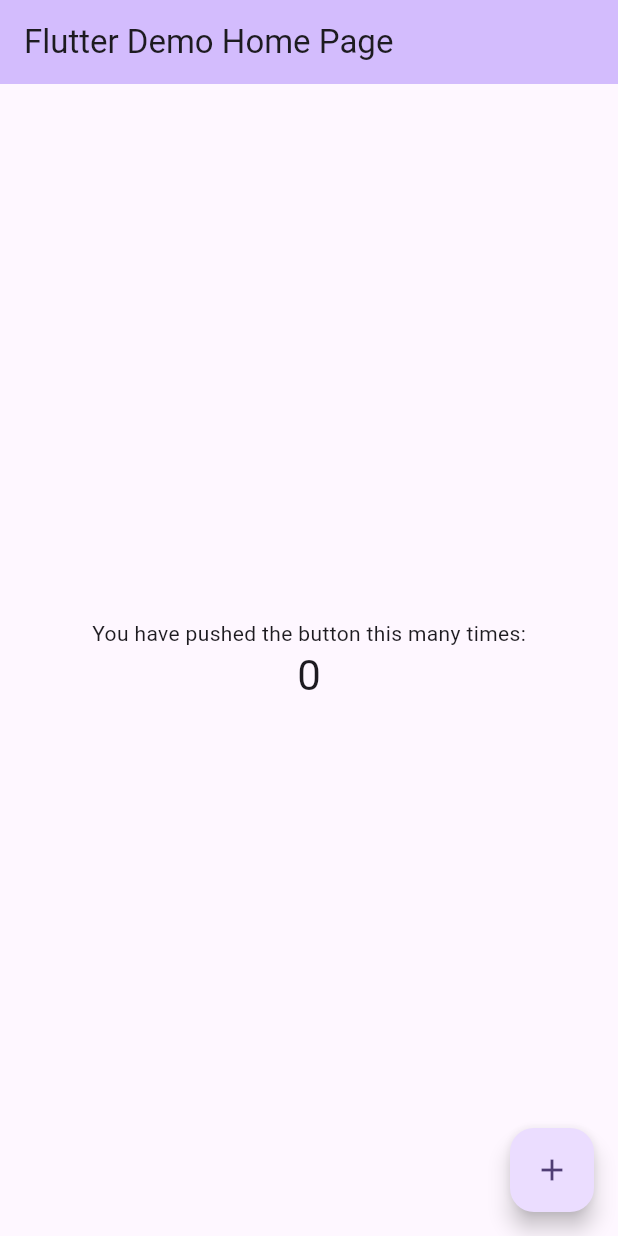
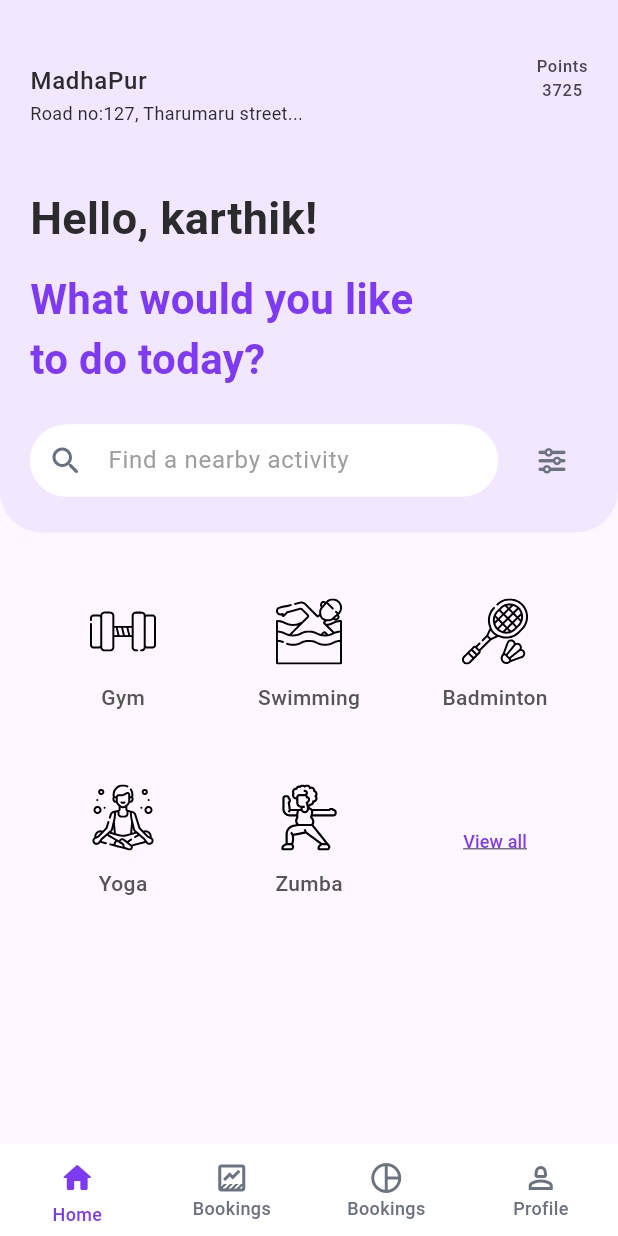
Before and after one commit to Satendra9984/paygo.fit_assignment, a Flutter app: the screen it shows after launch, on a phone screen of 412 x 824 dp. Run offline on Flutter 3.47's test engine with Material 3 defaults, Android fonts, the phone set to English and light mode, and no system bars; our stand-ins replace flutter_bloc, flutter_svg, font_awesome_flutter, line_icons.

Commit message:
home page

```diff
--- /dev/null
+++ b/lib/core/common/global_cubits/user_location_cubit/user_location_cubit.dart
@@ -0,0 +1,8 @@
+import 'package:flutter_bloc/flutter_bloc.dart';
+import 'package:meta/meta.dart';
+
+part 'user_location_state.dart';
+
+class UserLocationCubit extends Cubit<UserLocationState> {
+  UserLocationCubit() : super(UserLocationInitial());
+}
--- /dev/null
+++ b/lib/core/common/global_cubits/user_location_cubit/user_location_state.dart
@@ -0,0 +1,6 @@
+part of 'user_location_cubit.dart';
+
+@immutable
+sealed class UserLocationState {}
+
+final class UserLocationInitial extends UserLocationState {}
--- /dev/null
+++ b/lib/core/common/res/colours.dart
@@ -0,0 +1,19 @@
+import 'dart:ui';
+
+class AppColours {
+  AppColours._();
+
+  static const Color primary = Color(0xff7E3AF2);
+  static const Color primaryBackground = Color(0xffF1E7FF);
+
+  static const Color white  = Color(0xffffffff);
+  static const Color iconGrey = Color(0xff6B7280);
+  static const Color iconGreyLight = Color(0xff667085);
+  static const Color textPrimaryBlack = Color(0xff2B2B2B);
+  static const Color textGrey = Color(0xff555555);
+  // static const Color  = Color(0xff);
+  // static const Color  = Color(0xff);
+  // static const Color  = Color(0xff);
+  // static const Color  = Color(0xff);
+
+}
--- /dev/null
+++ b/lib/core/common/res/media_res.dart
@@ -0,0 +1,14 @@
+class MediaRes {
+  MediaRes._();
+
+  static const String gymSVG = 'assets/images/gym.svg';
+  static const String badmintonSVG = 'assets/images/badminton.svg';
+  static const String swimmingSVG = 'assets/images/swimming.svg';
+  static const String yogasvg = 'assets/images/yoga.svg';
+  static const String zumbaSVG = 'assets/images/zumba.svg';
+
+
+
+  // static const String SVG= 'assets/images/';
+  // static const String SVG= 'assets/images/';
+}
--- /dev/null
+++ b/lib/core/common/widgets/custom_text_field.dart
@@ -0,0 +1,129 @@
+import 'package:flutter/material.dart';
+import 'package:paygo_fit/core/common/res/colours.dart';
+
+class CustomCollTextField extends StatefulWidget {
+  const CustomCollTextField({
+    required this.controller,
+    required this.validator,
+    super.key,
+    this.labelText,
+    this.onEditingCompleted,
+    this.onSubmitted,
+    this.onTapOutside,
+    this.obscureText = false,
+    this.keyboardType = TextInputType.text,
+    this.maxLength,
+    this.maxLines,
+    this.hintText = '',
+    this.prefixIcon,
+  });
+  final TextEditingController controller;
+  final void Function(String)? onSubmitted;
+  final void Function()? onEditingCompleted;
+  final void Function(PointerDownEvent)? onTapOutside;
+
+  final String? labelText;
+  final bool obscureText;
+  final Widget? prefixIcon;
+  final TextInputType? keyboardType;
+  final int? maxLength;
+  final int? maxLines;
+
+  final String hintText;
+  final String? Function(String?) validator;
+
+  @override
+  State<CustomCollTextField> createState() => _CustomCollTextFieldState();
+}
+
+class _CustomCollTextFieldState extends State<CustomCollTextField> {
+  bool _isObscure = false;
+
+  @override
+  void initState() {
+    _isObscure = widget.obscureText;
+    super.initState();
+  }
+
+  @override
+  Widget build(BuildContext context) {
+    final borderRadius = BorderRadius.circular(32);
+
+    return Column(
+      crossAxisAlignment: CrossAxisAlignment.start,
+      children: [
+        if (widget.labelText != null)
+          Padding(
+            padding: const EdgeInsets.symmetric(horizontal: 4, vertical: 4),
+            child: Text(
+              widget.labelText!,
+              style: const TextStyle(
+                fontWeight: FontWeight.w500,
+                fontSize: 16,
+              ),
+            ),
+          ),
+        TextFormField(
+          controller: widget.controller,
+          onEditingComplete: widget.onEditingCompleted,
+          onFieldSubmitted: widget.onSubmitted,
+          onTapOutside: widget.onTapOutside,
+          autovalidateMode: AutovalidateMode.onUserInteraction,
+          obscureText: _isObscure,
+          keyboardType: widget.keyboardType,
+          validator: widget.validator,
+          maxLength: widget.maxLength,
+          maxLines: widget.maxLines,
+          cursorHeight: 30,
+          cursorWidth: 2.5,
+          cursorColor: AppColours.primary,
+          decoration: InputDecoration(
+            isDense: true,
+            hintText: widget.hintText,
+            hintStyle: TextStyle(
+              color: Colors.grey.shade500,
+            ),
+            prefixIcon: widget.prefixIcon,
+            suffixIcon: widget.obscureText
+                ? IconButton(
+                    onPressed: () => setState(
+                      () {
+                        _isObscure = !_isObscure;
+                      },
+                    ),
+                    icon: _isObscure
+                        ? const Icon(Icons.visibility_off)
+                        : const Icon(Icons.visibility),
+                  )
+                : null,
+            labelStyle: const TextStyle(
+              color: AppColours.textPrimaryBlack,
+              fontWeight: FontWeight.w500,
+            ),
+            fillColor: AppColours.white,
+            filled: true,
+            border: OutlineInputBorder(
+              borderRadius: borderRadius, // Set the border radius here
+            ),
+            enabledBorder: OutlineInputBorder(
+              borderRadius: borderRadius, // Set the border radius here
+              borderSide: const BorderSide(color: Colors.white),
+            ),
+            focusedBorder: OutlineInputBorder(
+              borderRadius: borderRadius, // Set the border radius here
+              // borderSide: BorderSide(color: Colors.black),
+            ),
+            errorBorder: OutlineInputBorder(
+              borderRadius: borderRadius, // Set the border radius here
+              borderSide: const BorderSide(color: Colors.red),
+            ),
+            focusedErrorBorder: OutlineInputBorder(
+              borderRadius: borderRadius, // Set the border radius here
+              borderSide: const BorderSide(color: Colors.red),
+            ),
+          ),
+        ),
+      ],
+    );
+  }
+}
--- a/lib/main.dart
+++ b/lib/main.dart
@@ -1,4 +1,5 @@
 import 'package:flutter/material.dart';
+import 'package:paygo_fit/src/home/presentation/pages/dashboard_screen.dart';
 
 void main() {
   runApp(const MyApp());
@@ -16,55 +17,7 @@ class MyApp extends StatelessWidget {
         colorScheme: ColorScheme.fromSeed(seedColor: Colors.deepPurple),
         useMaterial3: true,
       ),
-      home: const MyHomePage(title: 'Flutter Demo Home Page'),
+      home: DashboardScreen(),
     );
   }
 }
-
-class MyHomePage extends StatefulWidget {
-  const MyHomePage({super.key, required this.title});
-
-  final String title;
-
-  @override
-  State<MyHomePage> createState() => _MyHomePageState();
-}
-
-class _MyHomePageState extends State<MyHomePage> {
-  int _counter = 0;
-
-  void _incrementCounter() {
-    setState(() {
-      _counter++;
-    });
-  }
-
-  @override
-  Widget build(BuildContext context) {
-    return Scaffold(
-      appBar: AppBar(
-        backgroundColor: Theme.of(context).colorScheme.inversePrimary,
-        title: Text(widget.title),
-      ),
-      body: Center(
-        child: Column(
-          mainAxisAlignment: MainAxisAlignment.center,
-          children: <Widget>[
-            const Text(
-              'You have pushed the button this many times:',
-            ),
-            Text(
-              '$_counter',
-              style: Theme.of(context).textTheme.headlineMedium,
-            ),
-          ],
-        ),
-      ),
-      floatingActionButton: FloatingActionButton(
-        onPressed: _incrementCounter,
-        tooltip: 'Increment',
-        child: const Icon(Icons.add),
-      ), // This trailing comma makes auto-formatting nicer for build methods.
-    );
-  }
-}
--- /dev/null
+++ b/lib/src/home/presentation/pages/dashboard_screen.dart
@@ -0,0 +1,115 @@
+import 'package:flutter/material.dart';
+import 'package:paygo_fit/core/common/res/colours.dart';
+import 'package:paygo_fit/src/home/presentation/pages/home_page.dart';
+
+class DashboardScreen extends StatelessWidget {
+  DashboardScreen({super.key});
+
+  final PageController _pageController = PageController();
+  // late final TabController _pageController;
+
+  final ValueNotifier<int> _currentPage = ValueNotifier(0);
+
+  @override
+  Widget build(BuildContext context) {
+    return Scaffold(
+
+      body: PageView(
+        controller: _pageController,
+        onPageChanged: (page) {
+          _currentPage.value = page;
+        },
+        children: [
+          HomePage(),
+          HomePage(),
+          HomePage(),
+          HomePage(),
+        ],
+      ),
+      bottomNavigationBar: ValueListenableBuilder(
+        valueListenable: _currentPage,
+        builder: (context, currentPage, _) {
+          return BottomNavigationBar(
+            currentIndex: _currentPage.value,
+            onTap: (currentIndex) {
+              _currentPage.value = currentIndex;
+              // _pageController.jumpToPage(currentIndex);
+              _pageController.jumpToPage(currentIndex);
+            },
+            type: BottomNavigationBarType.fixed,
+            enableFeedback: false,
+            backgroundColor: AppColours.white,
+            elevation: 0,
+            selectedItemColor: AppColours.primary,
+            selectedLabelStyle: const TextStyle(
+              fontSize: 12,
+              fontWeight: FontWeight.w500,
+              color: Colors.black,
+            ),
+            unselectedItemColor: AppColours.iconGrey,
+            unselectedLabelStyle: const TextStyle(
+              fontSize: 12,
+              fontWeight: FontWeight.w500,
+              color: AppColours.iconGrey,
+            ),
+            showUnselectedLabels: true,
+            items: [
+              _bottomNavBarWidget(
+                label: 'Home',
+                unSelectedIcon: Icons.home_outlined,
+                selectedIcon: Icons.home_rounded,
+                index: 0,
+              ),
+              _bottomNavBarWidget(
+                label: 'Bookings',
+                unSelectedIcon: Icons.data_thresholding_outlined,
+                selectedIcon: Icons.data_thresholding_rounded,
+                index: 1,
+              ),
+              _bottomNavBarWidget(
+                label: 'Bookings',
+                unSelectedIcon: Icons.pie_chart_outline,
+                selectedIcon: Icons.pie_chart_rounded,
+                index: 2,
+              ),
+              _bottomNavBarWidget(
+                label: 'Profile',
+                unSelectedIcon: Icons.person_2_outlined,
+                selectedIcon: Icons.person_2_rounded,
+                index: 3,
+              ),
+            ],
+          );
+        },
+      ),
+    );
+  }
+
+  BottomNavigationBarItem _bottomNavBarWidget({
+    required int index,
+    required IconData unSelectedIcon,
+    required IconData selectedIcon,
+    required String label,
+  }) {
+    final selected = _currentPage.value == index;
+    return BottomNavigationBarItem(
+      icon: Icon(
+        unSelectedIcon,
+      ),
+      activeIcon: Container(
+        padding: const EdgeInsets.symmetric(horizontal: 20, vertical: 4),
+        // decoration: BoxDecoration(
+        //   // shape: BoxShape.rectangle,
+        //   borderRadius: BorderRadius.circular(16),
+        //   color: selected ? AppColours.primary : AppColours.iconGrey ,
+        // ),
+        child: Icon(
+          selectedIcon,
+          size: 24,
+          color: AppColours.primary,
+        ),
+      ),
+      label: label,
+    );
+  }
+}
--- /dev/null
+++ b/lib/src/home/presentation/pages/home_page.dart
@@ -0,0 +1,205 @@
+import 'package:flutter/material.dart';
+import 'package:flutter/widgets.dart';
+import 'package:font_awesome_flutter/font_awesome_flutter.dart';
+import 'package:line_icons/line_icons.dart';
+import 'package:paygo_fit/core/common/res/colours.dart';
+import 'package:paygo_fit/core/common/res/media_res.dart';
+import 'package:paygo_fit/core/common/widgets/custom_text_field.dart';
+import 'package:paygo_fit/src/home/presentation/widgets/exercises_type_widget.dart';
+
+class HomePage extends StatelessWidget {
+  HomePage({super.key});
+
+  final _nearbyAcitivityTextController = TextEditingController();
+
+  final ValueNotifier<int> _exerciseDisplayListNumber = ValueNotifier(5);
+
+  final _excercisesList = <Widget>[
+    ExcersizeTypeWidget(
+      excerciseIconSVGName: MediaRes.gymSVG,
+      excerciseName: 'Gym',
+      onTap: () {},
+    ),
+    ExcersizeTypeWidget(
+      excerciseIconSVGName: MediaRes.swimmingSVG,
+      excerciseName: 'Swimming',
+      onTap: () {},
+    ),
+    ExcersizeTypeWidget(
+      excerciseIconSVGName: MediaRes.badmintonSVG,
+      excerciseName: 'Badminton',
+      onTap: () {},
+    ),
+    ExcersizeTypeWidget(
+      excerciseIconSVGName: MediaRes.yogasvg,
+      excerciseName: 'Yoga',
+      onTap: () {},
+    ),
+    ExcersizeTypeWidget(
+      excerciseIconSVGName: MediaRes.zumbaSVG,
+      excerciseName: 'Zumba',
+      onTap: () {},
+    ),
+    ExcersizeTypeWidget(
+      excerciseIconSVGName: MediaRes.badmintonSVG,
+      excerciseName: 'Badminton',
+      onTap: () {},
+    ),
+    ExcersizeTypeWidget(
+      excerciseIconSVGName: MediaRes.yogasvg,
+      excerciseName: 'Yoga',
+      onTap: () {},
+    ),
+    ExcersizeTypeWidget(
+      excerciseIconSVGName: MediaRes.zumbaSVG,
+      excerciseName: 'Zumba',
+      onTap: () {},
+    ),
+  ];
+
+  @override
+  Widget build(BuildContext context) {
+    return SingleChildScrollView(
+      child: Column(
+        children: [
+          Container(
+            padding: const EdgeInsets.symmetric(horizontal: 20, vertical: 20),
+            decoration: const BoxDecoration(
+              borderRadius: BorderRadius.only(
+                bottomLeft: Radius.circular(28),
+                bottomRight: Radius.circular(28),
+              ),
+              color: AppColours.primaryBackground,
+            ),
+            child: Column(
+              mainAxisAlignment: MainAxisAlignment.start,
+              crossAxisAlignment: CrossAxisAlignment.start,
+              mainAxisSize: MainAxisSize.min,
+              children: [
+                const SizedBox(height: 8),
+                const ListTile(
+                  contentPadding: EdgeInsets.zero,
+                  title: Text(
+                    'MadhaPur',
+                    style: TextStyle(
+                      fontSize: 16,
+                      fontWeight: FontWeight.w500,
+                      color: AppColours.textPrimaryBlack,
+                    ),
+                  ),
+                  subtitle: Text(
+                    'Road no:127, Tharumaru street...',
+                    style: TextStyle(
+                      fontSize: 12,
+                      fontWeight: FontWeight.w400,
+                      color: AppColours.textPrimaryBlack,
+                    ),
+                  ),
+                  trailing: Column(
+                    children: [
+                      Text('Points'),
+                      Text('3725'),
+                    ],
+                  ),
+                ),
+                const SizedBox(height: 24),
+                const Text(
+                  'Hello, karthik!',
+                  style: TextStyle(
+                    fontSize: 30,
+                    fontWeight: FontWeight.w700,
+                    color: AppColours.textPrimaryBlack,
+                  ),
+                ),
+                const SizedBox(height: 12),
+                const Text(
+                  'What would you like\nto do today?',
+                  style: TextStyle(
+                    fontSize: 28,
+                    fontWeight: FontWeight.w600,
+                    color: AppColours.primary,
+                  ),
+                ),
+                const SizedBox(height: 24),
+                Row(
+                  children: [
+                    Expanded(
+                      child: CustomCollTextField(
+                        controller: _nearbyAcitivityTextController,
+                        labelText: null,
+                        validator: (activity) {},
+                        hintText: 'Find a nearby activity',
+                        prefixIcon: const Icon(
+                          Icons.search_rounded,
+                          color: AppColours.iconGreyLight,
+                          size: 24,
+                        ),
+                      ),
+                    ),
+                    const SizedBox(width: 12),
+                    IconButton(
+                      onPressed: () {},
+                      icon: const Icon(
+                        FontAwesomeIcons.sliders,
+                        // Icons.tune,
+                        color: AppColours.iconGrey,
+                        size: 18,
+                      ),
+                    ),
+                  ],
+                ),
+                const SizedBox(height: 4),
+              ],
+            ),
+          ),
+          Container(
+            padding: const EdgeInsets.symmetric(horizontal: 20, vertical: 20),
+            child: ValueListenableBuilder(
+                valueListenable: _exerciseDisplayListNumber,
+                builder: (context, currentListItemNumbers, _) {
+                  final islistfull =
+                      currentListItemNumbers == _excercisesList.length;
+
+                  return GridView.builder(
+                    shrinkWrap: true,
+                    padding: EdgeInsets.zero,
+                    itemCount: currentListItemNumbers + 1,
+                    gridDelegate:
+                        const SliverGridDelegateWithFixedCrossAxisCount(
+                      crossAxisCount: 3,
+                    ),
+                    physics: const NeverScrollableScrollPhysics(),
+                    itemBuilder: (ctx, index) {
+                      if (index == currentListItemNumbers) {
+                        return Center(
+                          child: TextButton(
+                            onPressed: () {
+                              if (islistfull) {
+                                _exerciseDisplayListNumber.value = 5;
+                              } else {
+                                _exerciseDisplayListNumber.value =
+                                    _excercisesList.length;
+                              }
+                            },
+                            child:  Text(
+                              islistfull ? 'View less' : 'View all',
+                              style: const TextStyle(
+                                fontSize: 12,
+                                fontWeight: FontWeight.w500,
+                                color: AppColours.primary,
+                                decoration: TextDecoration.underline,
+                              ),
+                            ),
+                          ),
+                        );
+                      }
+                      return _excercisesList[index];
+                    },
+                  );
+                }),
+          )
+        ],
+      ),
+    );
+  }
+}
--- /dev/null
+++ b/lib/src/home/presentation/widgets/exercises_type_widget.dart
@@ -0,0 +1,49 @@
+import 'package:flutter/widgets.dart';
+import 'package:flutter_svg/flutter_svg.dart';
+import 'package:font_awesome_flutter/font_awesome_flutter.dart';
+import 'package:line_icons/line_icons.dart';
+import 'package:paygo_fit/core/common/res/colours.dart';
+
+class ExcersizeTypeWidget extends StatelessWidget {
+  const ExcersizeTypeWidget({
+    required this.excerciseIconSVGName,
+    required this.excerciseName,
+    required this.onTap,
+    super.key,
+  });
+
+  final String excerciseName;
+
+  final String excerciseIconSVGName;
+
+  final Function() onTap;
+
+  @override
+  Widget build(BuildContext context) {
+    return GestureDetector(
+      onTap: onTap,
+      child: Container(
+        padding: const EdgeInsets.symmetric(horizontal: 20, vertical: 10),
+        child: Column(
+          mainAxisAlignment: MainAxisAlignment.center,
+          children: [
+            SvgPicture.asset(
+              excerciseIconSVGName,
+              height: 44,
+              width: 44,
+            ),
+            const SizedBox(height: 12),
+            Text(
+              excerciseName,
+              style: const TextStyle(
+                fontSize: 14,
+                fontWeight: FontWeight.w500,
+                color: AppColours.textGrey,
+              ),
+            ),
+          ],
+        ),
+      ),
+    );
+  }
+}
```
Also changed, not shown: pubspec.yaml (+6 -3 lines), assets/images/badminton.svg (added), assets/images/gym.svg (added), assets/images/swimming.svg (added), assets/images/yoga.svg (added), assets/images/zumba.svg (added), lib/core/common/services/location.dart (added), pubspec.lock, 1 other file.
